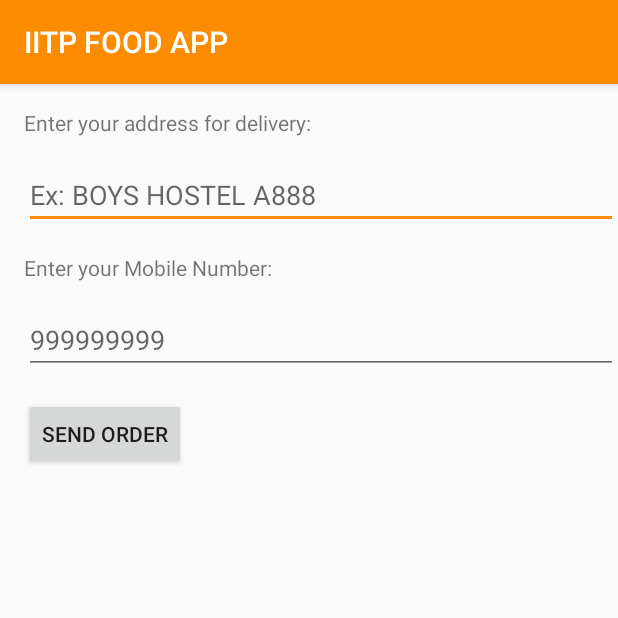
After one commit to vaibhavqwerty/IITPFOODAPP, an Android app: the HomeDelivery screen opened directly, with no data from a screen before it, on a phone screen of 412 x 824 dp, the top half of it. The commit adds this screen. Run offline under Robolectric (Android 15) with nearby library versions, the phone set to English and light mode, and no system bars; our stand-ins replace Firebase (no records; nobody signed in at launch, a user with empty details on screens opened directly).

Commit message:
Firebase

```diff
--- a/app/build.gradle
+++ b/app/build.gradle
@@ -28,6 +28,7 @@ dependencies {
     implementation 'com.google.firebase:firebase-database:16.0.1'
     implementation 'com.github.bumptech.glide:glide:3.6.1'
     implementation 'com.android.support:design:28.0.0'
+    implementation "com.android.support:support-compat:28.0.0"
 
     androidTestImplementation 'com.android.support.test:runner:1.0.2'
     androidTestImplementation 'com.android.support.test.espresso:espresso-core:3.0.2'
--- a/app/src/main/AndroidManifest.xml
+++ b/app/src/main/AndroidManifest.xml
@@ -9,7 +9,8 @@
         android:roundIcon="@mipmap/foodicon"
         android:supportsRtl="true"
         android:theme="@style/AppTheme">
-        <activity android:name=".currentStatus"></activity>
+        <activity android:name=".HomeDelivery"></activity>
+        <activity android:name=".currentStatus" />
         <activity android:name=".FinalOrderList" />
         <activity android:name=".Quantity" />
         <activity android:name=".rotiRoll" />
--- /dev/null
+++ b/app/src/main/java/com/example/iitpfoodapp/HomeDelivery.java
@@ -0,0 +1,67 @@
+package com.example.iitpfoodapp;
+
+import android.support.v7.app.AppCompatActivity;
+import android.os.Bundle;
+import android.view.View;
+import android.widget.Button;
+import android.widget.EditText;
+import android.widget.Toast;
+
+import com.google.firebase.auth.FirebaseAuth;
+import com.google.firebase.database.DatabaseReference;
+import com.google.firebase.database.FirebaseDatabase;
+
+import java.text.SimpleDateFormat;
+import java.util.Date;
+
+import static com.example.iitpfoodapp.FinalOrderList.food;
+
+public class HomeDelivery extends AppCompatActivity {
+
+    private FirebaseDatabase mFirebaseDatabaseD;
+    private DatabaseReference mMessageDatabaseReferenceD;
+    private FirebaseDatabase mFirebaseDatabaseE;
+    private DatabaseReference mMessageDatabaseReferenceE;
+    private finalFoodList finalfoodlist;
+    FirebaseAuth firebaseAuth;
+
+    @Override
+    protected void onCreate(Bundle savedInstanceState) {
+
+
+        super.onCreate(savedInstanceState);
+        setContentView(R.layout.activity_home_delivery);
+
+        firebaseAuth = FirebaseAuth.getInstance();
+        Button b=findViewById(R.id.send);
+        Date today = new Date();
+        SimpleDateFormat format = new SimpleDateFormat("yyyy-MM-dd-kk-mm-ss");
+        final String dateToStr = format.format(today);
+        mFirebaseDatabaseD = FirebaseDatabase.getInstance();
+        mMessageDatabaseReferenceD = mFirebaseDatabaseD.getReference().child("Arya Services Home Delivery");
+
+       // mFirebaseDatabaseE = FirebaseDatabase.getInstance();
+       // mMessageDatabaseReferenceE = mFirebaseDatabaseE.getReference().child("Arya Services Home Delivery Address");
+
+
+        b.setOnClickListener(new View.OnClickListener() {
+            @Override
+            public void onClick(View v) {
+                EditText val=findViewById(R.id.address);
+                String user =val.getText().toString();
+                EditText val1=findViewById(R.id.phoneNo);
+                String phone =val1.getText().toString();
+
+                finalfoodlist = new finalFoodList(food);
+                mMessageDatabaseReferenceD.child(dateToStr + firebaseAuth.getCurrentUser().getUid()).setValue(finalfoodlist);
+                Toast.makeText(HomeDelivery.this,""+user,Toast.LENGTH_SHORT).show();
+
+                mMessageDatabaseReferenceD.child(dateToStr + firebaseAuth.getCurrentUser().getUid()).child("Address").setValue(user);
+                mMessageDatabaseReferenceD.child(dateToStr + firebaseAuth.getCurrentUser().getUid()).child("Mobile").setValue(phone);
+            }
+        });
+
+
+
+    }
+}
--- /dev/null
+++ b/app/src/main/res/layout/activity_home_delivery.xml
@@ -0,0 +1,46 @@
+<?xml version="1.0" encoding="utf-8"?>
+<LinearLayout xmlns:android="http://schemas.android.com/apk/res/android"
+    xmlns:app="http://schemas.android.com/apk/res-auto"
+    xmlns:tools="http://schemas.android.com/tools"
+    android:layout_width="match_parent"
+    android:layout_height="match_parent"
+    tools:context=".HomeDelivery"
+    android:orientation="vertical">
+<TextView
+    android:layout_width="wrap_content"
+    android:layout_height="wrap_content"
+    android:layout_margin="16dp"
+    android:text="Enter your address for delivery:"
+
+    />
+    <EditText
+        android:id="@+id/address"
+        android:layout_width="match_parent"
+        android:layout_height="wrap_content"
+        android:hint="Ex: BOYS HOSTEL A888"
+        android:layout_marginLeft="16dp"
+        android:inputType="text"
+        />
+    <TextView
+        android:layout_width="wrap_content"
+        android:layout_height="wrap_content"
+        android:layout_margin="16dp"
+        android:text="Enter your Mobile Number:"
+
+        />
+    <EditText
+        android:id="@+id/phoneNo"
+        android:layout_width="match_parent"
+        android:layout_height="wrap_content"
+        android:hint="999999999"
+        android:layout_marginLeft="16dp"
+        android:inputType="phone"
+        />
+    <Button
+        android:id="@+id/send"
+        android:layout_width="wrap_content"
+        android:layout_height="wrap_content"
+        android:layout_margin="16dp"
+        android:text="Send Order"
+        />
+</LinearLayout>
```
Also changed, not shown: app/src/main/java/com/example/iitpfoodapp/FinalOrderList.java (+78 -35 lines), app/src/main/java/com/example/iitpfoodapp/FoodItemAdapter.java (+74 -1 lines), app/src/main/java/com/example/iitpfoodapp/cake.java (+25 -3 lines), app/src/main/java/com/example/iitpfoodapp/currentStatus.java (+156 -33 lines), app/src/main/java/com/example/iitpfoodapp/indianVegCurry.java (+24 -2 lines), app/src/main/res/layout/activity_cake.xml (+31 -7 lines), app/src/main/res/layout/activity_current_status.xml (+22 -3 lines), app/src/main/res/layout/activity_indian_veg_curry.xml (+31 -7 lines), app/src/main/res/layout/final_list.xml (+1 -12 lines), 1 other file.
